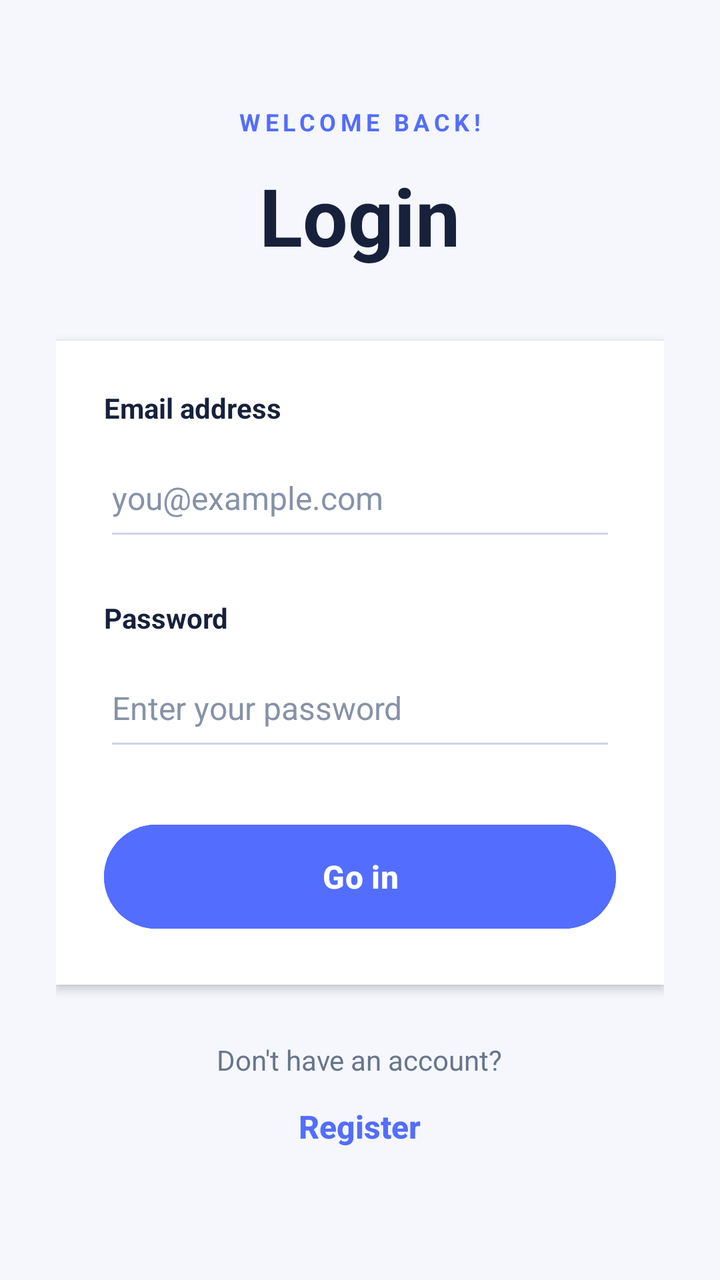
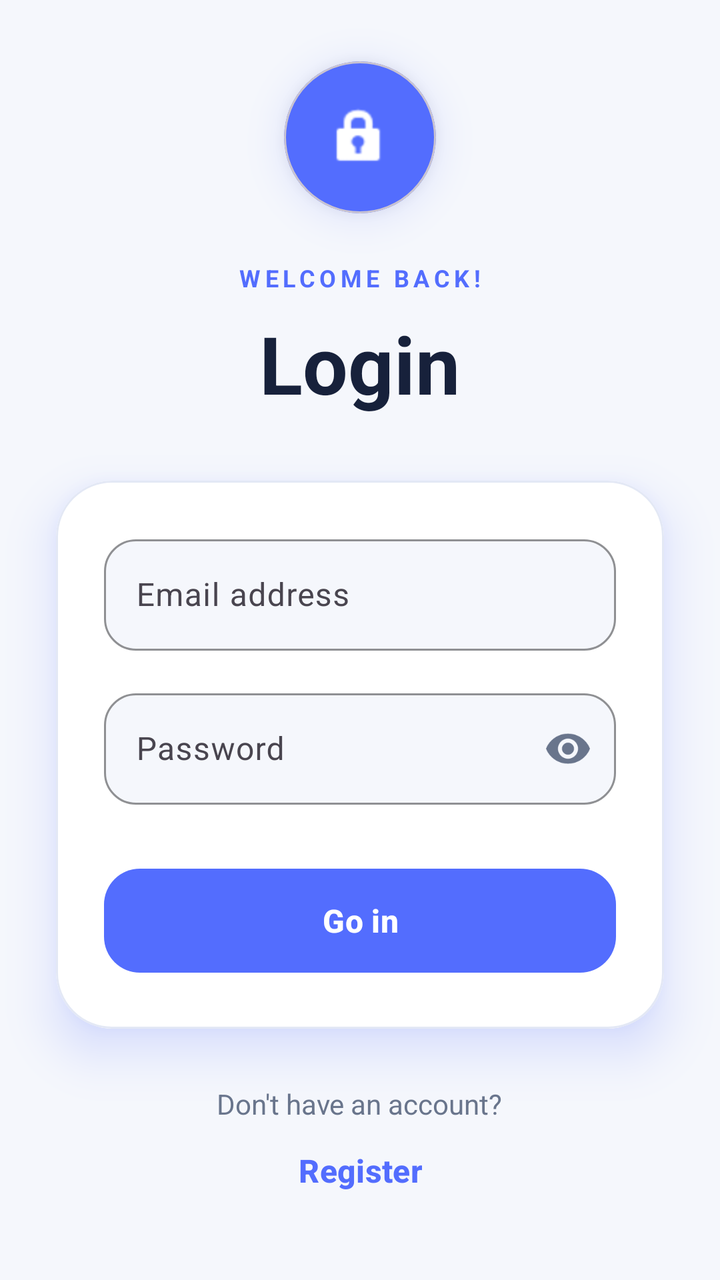

Compare the two renders of this Android layout. The source of the first and the diff that turns it into the second are given below.
<!-- AndroidManifest.xml: application theme Theme.FindProfessionals -->
<!-- res/layout/activity_login.xml -->
<?xml version="1.0" encoding="utf-8"?>
<androidx.constraintlayout.widget.ConstraintLayout
    xmlns:android="http://schemas.android.com/apk/res/android"
    xmlns:app="http://schemas.android.com/apk/res-auto"
    xmlns:tools="http://schemas.android.com/tools"
    android:id="@+id/main"
    android:layout_width="match_parent"
    android:layout_height="match_parent"
    android:background="#F5F7FC"
    tools:context=".LoginActivity">

    <ScrollView
        android:layout_width="0dp"
        android:layout_height="0dp"
        android:fillViewport="true"
        android:clipToPadding="false"
        app:layout_constraintTop_toTopOf="parent"
        app:layout_constraintBottom_toBottomOf="parent"
        app:layout_constraintStart_toStartOf="parent"
        app:layout_constraintEnd_toEndOf="parent">

        <LinearLayout
            android:layout_width="match_parent"
            android:layout_height="wrap_content"
            android:orientation="vertical"
            android:gravity="center"
            android:padding="28dp">

            <TextView
                android:layout_width="wrap_content"
                android:layout_height="wrap_content"
                android:text="@string/welcome_back"
                android:textColor="#536DFE"
                android:textSize="12sp"
                android:textStyle="bold"
                android:letterSpacing="0.18" />

            <TextView
                android:id="@+id/textView"
                android:layout_width="wrap_content"
                android:layout_height="wrap_content"
                android:layout_marginTop="12dp"
                android:text= "@string/login"
                android:textColor="#17213B"
                android:textSize="40sp"
                android:textStyle="bold" />

            <LinearLayout
                android:layout_width="match_parent"
                android:layout_height="wrap_content"
                android:layout_marginTop="36dp"
                android:background="#FFFFFF"
                android:elevation="3dp"
                android:orientation="vertical"
                android:padding="24dp">

                <TextView
                    android:layout_width="wrap_content"
                    android:layout_height="wrap_content"
                    android:labelFor="@+id/editEmail"
                    android:text="@string/email_address"
                    android:textColor="#17213B"
                    android:textSize="14sp"
                    android:textStyle="bold" />

                <EditText
                    android:id="@+id/editEmail"
                    android:layout_width="match_parent"
                    android:layout_height="56dp"
                    android:layout_marginTop="6dp"
                    android:autofillHints="emailAddress"
                    android:backgroundTint="#CBD3E5"
                    android:hint="@string/you_example_com"
                    android:inputType="textEmailAddress"
                    android:imeOptions="actionNext"
                    android:nextFocusForward="@id/editPassword"
                    android:paddingStart="4dp"
                    android:paddingEnd="4dp"
                    android:singleLine="true"
                    android:textColor="#17213B"
                    android:textColorHint="#8792A8"
                    android:textSize="16sp" />

                <TextView
                    android:layout_width="wrap_content"
                    android:layout_height="wrap_content"
                    android:layout_marginTop="24dp"
                    android:labelFor="@+id/editPassword"
                    android:text="@string/password"
                    android:textColor="#17213B"
                    android:textSize="14sp"
                    android:textStyle="bold" />

                <EditText
                    android:id="@+id/editPassword"
                    android:layout_width="match_parent"
                    android:layout_height="56dp"
                    android:layout_marginTop="6dp"
                    android:autofillHints="password"
                    android:backgroundTint="#CBD3E5"
                    android:hint="@string/enter_your_password"
                    android:inputType="textPassword"
                    android:imeOptions="actionDone"
                    android:paddingStart="4dp"
                    android:paddingEnd="4dp"
                    android:singleLine="true"
                    android:textColor="#17213B"
                    android:textColorHint="#8792A8"
                    android:textSize="16sp" />

                <Button
                    android:id="@+id/btnLogin"
                    android:layout_width="match_parent"
                    android:layout_height="60dp"
                    android:layout_marginTop="28dp"
                    android:backgroundTint="#536DFE"
                    android:text="@string/go_in"
                    android:textAllCaps="false"
                    android:textColor="#FFFFFF"
                    android:textSize="16sp"
                    android:textStyle="bold" />

            </LinearLayout>

            <TextView
                android:layout_width="wrap_content"
                android:layout_height="wrap_content"
                android:layout_marginTop="28dp"
                android:text="@string/don_t_have_an_account"
                android:textColor="#69758C"
                android:textSize="14sp" />

            <Button
                android:id="@+id/btnRegister"
                style="?android:attr/borderlessButtonStyle"
                android:layout_width="wrap_content"
                android:layout_height="wrap_content"
                android:minHeight="48dp"
                android:paddingStart="28dp"
                android:paddingEnd="28dp"
                android:text="@string/register"
                android:textAllCaps="false"
                android:textColor="#536DFE"
                android:textSize="16sp"
                android:textStyle="bold" />

        </LinearLayout>
    </ScrollView>

</androidx.constraintlayout.widget.ConstraintLayout>
<!-- resources referenced by this layout -->
<resources>
  <string name="don_t_have_an_account">Don\'t have an account?</string>
  <string name="email_address">Email address</string>
  <string name="enter_your_password">Enter your password</string>
  <string name="go_in">Go in</string>
  <string name="login">Login</string>
  <string name="password">Password</string>
  <string name="register">Register</string>
  <string name="welcome_back">WELCOME BACK!</string>
  <string name="you_example_com">you@example.com</string>
  <style name="Theme.FindProfessionals" parent="Base.Theme.FindProfessionals" />
  <style name="Base.Theme.FindProfessionals" parent="Theme.Material3.DayNight.NoActionBar">
          
          
      </style>
</resources>

<!-- the commit's change to res/layout/activity_login.xml (unified diff, before → after) -->
@@ -12,115 +12,157 @@
     <ScrollView
         android:layout_width="0dp"
         android:layout_height="0dp"
+        android:clipChildren="false"
+        android:clipToPadding="false"
         android:fillViewport="true"
-        android:clipToPadding="false"
-        app:layout_constraintTop_toTopOf="parent"
+        android:overScrollMode="never"
         app:layout_constraintBottom_toBottomOf="parent"
+        app:layout_constraintEnd_toEndOf="parent"
         app:layout_constraintStart_toStartOf="parent"
-        app:layout_constraintEnd_toEndOf="parent">
+        app:layout_constraintTop_toTopOf="parent">
 
         <LinearLayout
             android:layout_width="match_parent"
             android:layout_height="wrap_content"
+            android:clipChildren="false"
+            android:clipToPadding="false"
+            android:gravity="center"
             android:orientation="vertical"
-            android:gravity="center"
             android:padding="28dp">
+
+            
+            <com.google.android.material.card.MaterialCardView
+                android:layout_width="76dp"
+                android:layout_height="76dp"
+                android:outlineSpotShadowColor="#536DFE"
+                app:cardBackgroundColor="#536DFE"
+                app:cardCornerRadius="38dp"
+                app:cardElevation="12dp">
+
+                <ImageView
+                    android:layout_width="34dp"
+                    android:layout_height="34dp"
+                    android:layout_gravity="center"
+                    android:contentDescription="@null"
+                    android:src="@android:drawable/ic_lock_idle_lock"
+                    app:tint="#FFFFFF" />
+            </com.google.android.material.card.MaterialCardView>
 
             <TextView
                 android:layout_width="wrap_content"
                 android:layout_height="wrap_content"
+                android:layout_marginTop="24dp"
+                android:letterSpacing="0.18"
                 android:text="@string/welcome_back"
                 android:textColor="#536DFE"
                 android:textSize="12sp"
-                android:textStyle="bold"
-                android:letterSpacing="0.18" />
+                android:textStyle="bold" />
 
             <TextView
                 android:id="@+id/textView"
                 android:layout_width="wrap_content"
                 android:layout_height="wrap_content"
-                android:layout_marginTop="12dp"
-                android:text= "@string/login"
+                android:layout_marginTop="8dp"
+                android:text="@string/login"
                 android:textColor="#17213B"
                 android:textSize="40sp"
                 android:textStyle="bold" />
 
-            <LinearLayout
+            
+            <com.google.android.material.card.MaterialCardView
                 android:layout_width="match_parent"
                 android:layout_height="wrap_content"
-                android:layout_marginTop="36dp"
-                android:background="#FFFFFF"
-                android:elevation="3dp"
-                android:orientation="vertical"
-                android:padding="24dp">
+                android:layout_marginTop="32dp"
+                android:outlineAmbientShadowColor="#536DFE"
+                android:outlineSpotShadowColor="#536DFE"
+                app:cardBackgroundColor="#FFFFFF"
+                app:cardCornerRadius="28dp"
+                app:cardElevation="14dp"
+                app:strokeColor="#E3E8F5"
+                app:strokeWidth="1dp">
 
-                <TextView
-                    android:layout_width="wrap_content"
+                <LinearLayout
+                    android:layout_width="match_parent"
                     android:layout_height="wrap_content"
-                    android:labelFor="@+id/editEmail"
-                    android:text="@string/email_address"
-                    android:textColor="#17213B"
-                    android:textSize="14sp"
-                    android:textStyle="bold" />
+                    android:orientation="vertical"
+                    android:padding="24dp">
 
-                <EditText
-                    android:id="@+id/editEmail"
-                    android:layout_width="match_parent"
-                    android:layout_height="56dp"
-                    android:layout_marginTop="6dp"
-                    android:autofillHints="emailAddress"
-                    android:backgroundTint="#CBD3E5"
-                    android:hint="@string/you_example_com"
-                    android:inputType="textEmailAddress"
-                    android:imeOptions="actionNext"
-                    android:nextFocusForward="@id/editPassword"
-                    android:paddingStart="4dp"
-                    android:paddingEnd="4dp"
-                    android:singleLine="true"
-                    android:textColor="#17213B"
-                    android:textColorHint="#8792A8"
-                    android:textSize="16sp" />
+                    <com.google.android.material.textfield.TextInputLayout
+                        style="?attr/textInputOutlinedStyle"
+                        android:layout_width="match_parent"
+                        android:layout_height="wrap_content"
+                        android:hint="@string/email_address"
+                        app:boxBackgroundColor="#F5F7FC"
+                        app:boxCornerRadiusBottomEnd="16dp"
+                        app:boxCornerRadiusBottomStart="16dp"
+                        app:boxCornerRadiusTopEnd="16dp"
+                        app:boxCornerRadiusTopStart="16dp"
+                        app:boxStrokeColor="#536DFE"
+                        app:hintTextColor="#536DFE"
+                        app:placeholderText="@string/you_example_com"
+                        app:placeholderTextColor="#8792A8">
 
-                <TextView
-                    android:layout_width="wrap_content"
-                    android:layout_height="wrap_content"
-                    android:layout_marginTop="24dp"
-                    android:labelFor="@+id/editPassword"
-                    android:text="@string/password"
-                    android:textColor="#17213B"
-                    android:textSize="14sp"
-                    android:textStyle="bold" />
+                        <com.google.android.material.textfield.TextInputEditText
+                            android:id="@+id/editEmail"
+                            android:layout_width="match_parent"
+                            android:layout_height="wrap_content"
+                            android:autofillHints="emailAddress"
+                            android:imeOptions="actionNext"
+                            android:inputType="textEmailAddress"
+                            android:nextFocusForward="@id/editPassword"
+                            android:singleLine="true"
+                            android:textColor="#17213B"
+                            android:textSize="16sp" />
+                    </com.google.android.material.textfield.TextInputLayout>
 
-                <EditText
-                    android:id="@+id/editPassword"
-                    android:layout_width="match_parent"
-                    android:layout_height="56dp"
-                    android:layout_marginTop="6dp"
-                    android:autofillHints="password"
-                    android:backgroundTint="#CBD3E5"
-                    android:hint="@string/enter_your_password"
-                    android:inputType="textPassword"
-                    android:imeOptions="actionDone"
-                    android:paddingStart="4dp"
-                    android:paddingEnd="4dp"
-                    android:singleLine="true"
-                    android:textColor="#17213B"
-                    android:textColorHint="#8792A8"
-                    android:textSize="16sp" />
+                    <com.google.android.material.textfield.TextInputLayout
+                        style="?attr/textInputOutlinedStyle"
+                        android:layout_width="match_parent"
+                        android:layout_height="wrap_content"
+                        android:layout_marginTop="16dp"
+                        android:hint="@string/password"
+                        app:boxBackgroundColor="#F5F7FC"
+                        app:boxCornerRadiusBottomEnd="16dp"
+                        app:boxCornerRadiusBottomStart="16dp"
+                        app:boxCornerRadiusTopEnd="16dp"
+                        app:boxCornerRadiusTopStart="16dp"
+                        app:boxStrokeColor="#536DFE"
+                        app:endIconMode="password_toggle"
+                        app:endIconTint="#69758C"
+                        app:hintTextColor="#536DFE"
+                        app:placeholderText="@string/enter_your_password"
+                        app:placeholderTextColor="#8792A8">
 
-                <Button
-                    android:id="@+id/btnLogin"
-                    android:layout_width="match_parent"
-                    android:layout_height="60dp"
-                    android:layout_marginTop="28dp"
-                    android:backgroundTint="#536DFE"
-                    android:text="@string/go_in"
-                    android:textAllCaps="false"
-                    android:textColor="#FFFFFF"
-                    android:textSize="16sp"
-                    android:textStyle="bold" />
+                        <com.google.android.material.textfield.TextInputEditText
+                            android:id="@+id/editPassword"
+                            android:layout_width="match_parent"
+                            android:layout_height="wrap_content"
+                            android:autofillHints="password"
+                            android:imeOptions="actionDone"
+                            android:inputType="textPassword"
+                            android:singleLine="true"
+                            android:textColor="#17213B"
+                            android:textSize="16sp" />
+                    </com.google.android.material.textfield.TextInputLayout>
 
-            </LinearLayout>
+                    
+                    <com.google.android.material.button.MaterialButton
+                        android:id="@+id/btnLogin"
+                        android:layout_width="match_parent"
+                        android:layout_height="60dp"
+                        android:layout_marginTop="28dp"
+                        android:outlineSpotShadowColor="#536DFE"
+                        android:text="@string/go_in"
+                        android:textAllCaps="false"
+                        android:textColor="#FFFFFF"
+                        android:textSize="16sp"
+                        android:textStyle="bold"
+                        app:backgroundTint="#536DFE"
+                        app:cornerRadius="18dp"
+                        app:elevation="8dp" />
+
+                </LinearLayout>
+            </com.google.android.material.card.MaterialCardView>
 
             <TextView
                 android:layout_width="wrap_content"
@@ -130,9 +172,9 @@
                 android:textColor="#69758C"
                 android:textSize="14sp" />
 
-            <Button
+            <com.google.android.material.button.MaterialButton
                 android:id="@+id/btnRegister"
-                style="?android:attr/borderlessButtonStyle"
+                style="@style/Widget.Material3.Button.TextButton"
                 android:layout_width="wrap_content"
                 android:layout_height="wrap_content"
                 android:minHeight="48dp"
@@ -142,7 +184,8 @@
                 android:textAllCaps="false"
                 android:textColor="#536DFE"
                 android:textSize="16sp"
-                android:textStyle="bold" />
+                android:textStyle="bold"
+                app:rippleColor="#CBD3E5" />
 
         </LinearLayout>
     </ScrollView>
